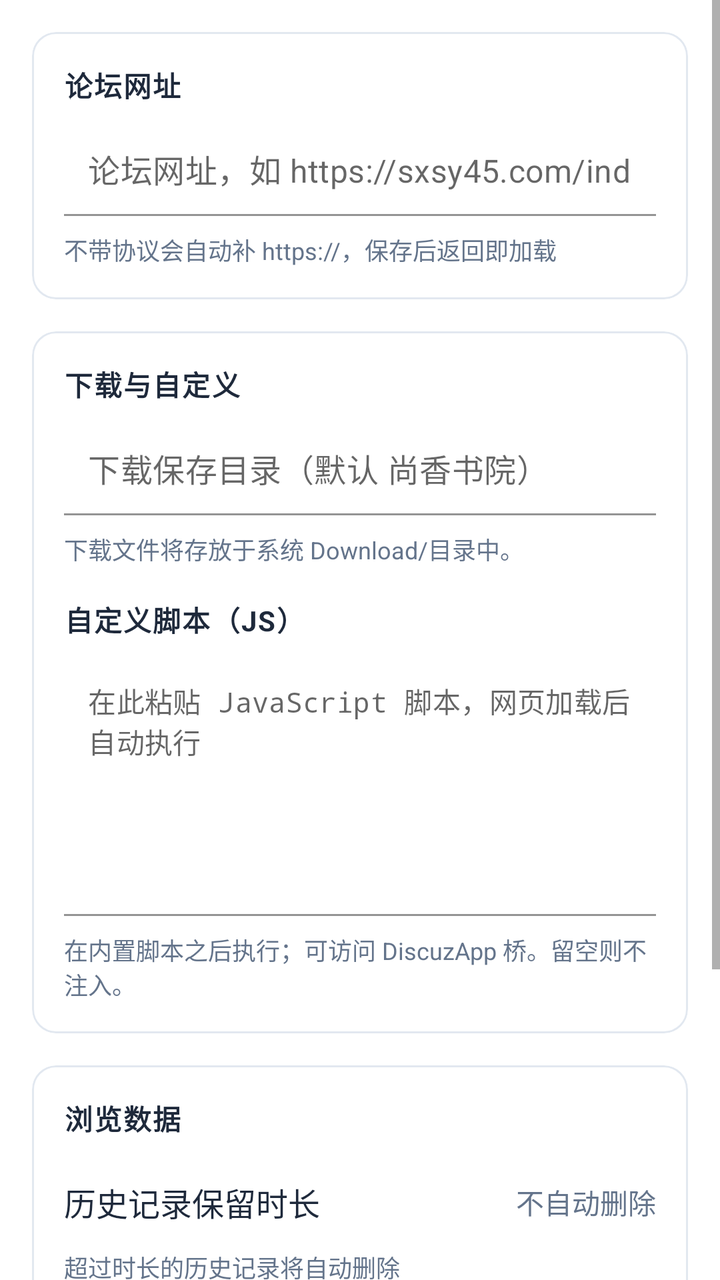
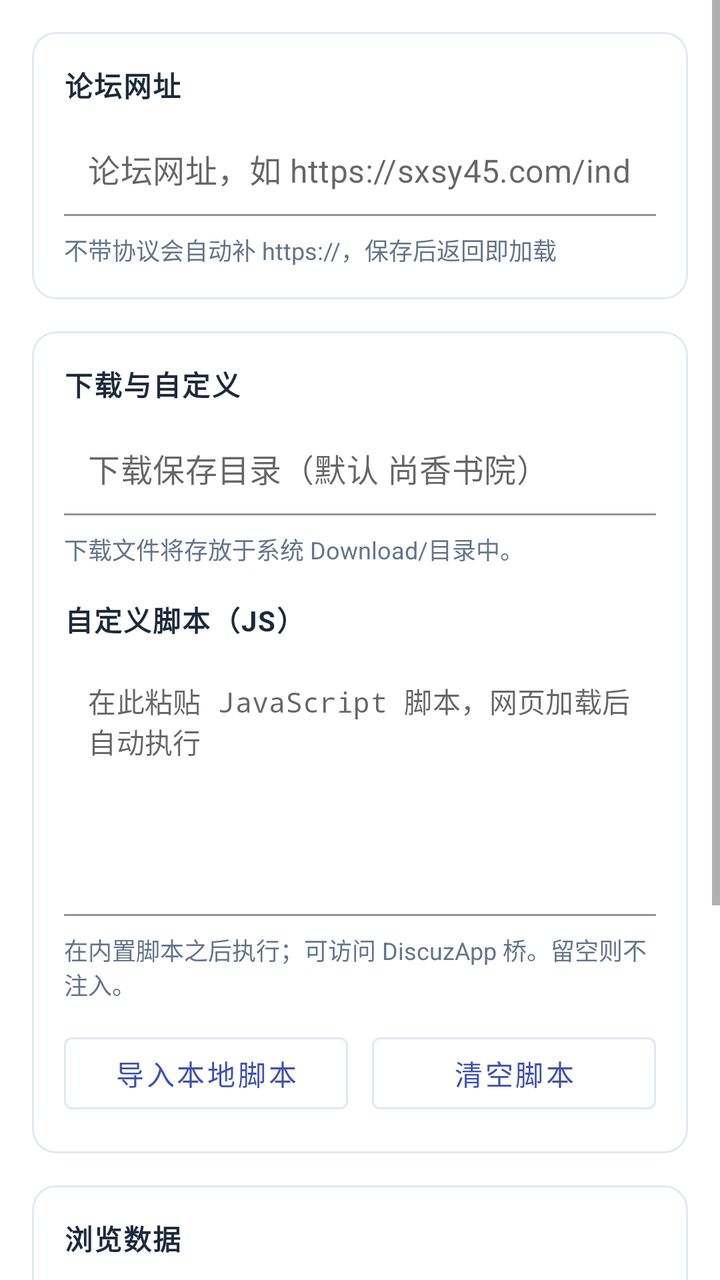

An Android layout rendered at two revisions. The XML below is the earlier revision; the diff shows what the commit changed to produce the second picture.
<!-- AndroidManifest.xml: application theme Theme.SXSYReader -->
<!-- res/layout/activity_settings.xml -->
<ScrollView xmlns:android="http://schemas.android.com/apk/res/android"
    xmlns:app="http://schemas.android.com/apk/res-auto"
    android:layout_width="match_parent"
    android:layout_height="match_parent"
    android:background="#FFFFFF"
    android:fillViewport="true">

    <LinearLayout
        android:layout_width="match_parent"
        android:layout_height="wrap_content"
        android:orientation="vertical"
        android:padding="16dp">

        <com.google.android.material.card.MaterialCardView
            android:layout_width="match_parent"
            android:layout_height="wrap_content"
            android:layout_marginBottom="16dp"
            app:cardCornerRadius="12dp"
            app:cardElevation="0dp"
            app:strokeColor="#E2E8F0"
            app:strokeWidth="1dp">

            <LinearLayout
                android:layout_width="match_parent"
                android:layout_height="wrap_content"
                android:orientation="vertical"
                android:padding="16dp">

                <TextView
                    android:layout_width="wrap_content"
                    android:layout_height="wrap_content"
                    android:text="论坛网址"
                    android:textColor="#1E293B"
                    android:textStyle="bold"
                    android:textSize="14sp"
                    android:textAllCaps="true"
                    android:letterSpacing="0.05"
                    android:layout_marginBottom="8dp"/>

                <com.google.android.material.textfield.TextInputLayout
                    android:layout_width="match_parent"
                    android:layout_height="wrap_content"
                    app:hintEnabled="false">

                    <com.google.android.material.textfield.TextInputEditText
                        android:id="@+id/etUrl"
                        android:layout_width="match_parent"
                        android:layout_height="wrap_content"
                        android:hint="论坛网址，如 https://sxsy45.com/index.php"
                        android:textColor="#1E293B"
                        android:textSize="16sp"
                        android:background="#FFFFFF"
                        android:padding="12dp"
                        android:inputType="textUri"
                        android:maxLines="1" />
                </com.google.android.material.textfield.TextInputLayout>

                <TextView
                    android:layout_width="wrap_content"
                    android:layout_height="wrap_content"
                    android:layout_marginTop="8dp"
                    android:text="不带协议会自动补 https://，保存后返回即加载"
                    android:textColor="#64748B"
                    android:textSize="12sp" />
            </LinearLayout>
        </com.google.android.material.card.MaterialCardView>

        <com.google.android.material.card.MaterialCardView
            android:layout_width="match_parent"
            android:layout_height="wrap_content"
            android:layout_marginBottom="16dp"
            app:cardCornerRadius="12dp"
            app:cardElevation="0dp"
            app:strokeColor="#E2E8F0"
            app:strokeWidth="1dp">

            <LinearLayout
                android:layout_width="match_parent"
                android:layout_height="wrap_content"
                android:orientation="vertical"
                android:padding="16dp">

                <TextView
                    android:layout_width="wrap_content"
                    android:layout_height="wrap_content"
                    android:text="下载与自定义"
                    android:textColor="#1E293B"
                    android:textStyle="bold"
                    android:textSize="14sp"
                    android:textAllCaps="true"
                    android:letterSpacing="0.05"
                    android:layout_marginBottom="8dp"/>

                <com.google.android.material.textfield.TextInputLayout
                    android:layout_width="match_parent"
                    android:layout_height="wrap_content"
                    app:hintEnabled="false">

                    <com.google.android.material.textfield.TextInputEditText
                        android:id="@+id/etDownloadDir"
                        android:layout_width="match_parent"
                        android:layout_height="wrap_content"
                        android:hint="下载保存目录（默认 尚香书院）"
                        android:textColor="#1E293B"
                        android:textSize="16sp"
                        android:background="#FFFFFF"
                        android:padding="12dp"
                        android:inputType="text"
                        android:maxLines="1" />
                </com.google.android.material.textfield.TextInputLayout>

                <TextView
                    android:layout_width="wrap_content"
                    android:layout_height="wrap_content"
                    android:layout_marginTop="8dp"
                    android:text="下载文件将存放于系统 Download/目录中。"
                    android:textColor="#64748B"
                    android:textSize="12sp" />

                <TextView
                    android:layout_width="wrap_content"
                    android:layout_height="wrap_content"
                    android:layout_marginTop="16dp"
                    android:text="自定义脚本（JS）"
                    android:textColor="#1E293B"
                    android:textStyle="bold"
                    android:textSize="14sp"
                    android:textAllCaps="true"
                    android:letterSpacing="0.05"
                    android:layout_marginBottom="8dp"/>

                <com.google.android.material.textfield.TextInputLayout
                    android:layout_width="match_parent"
                    android:layout_height="wrap_content"
                    app:hintEnabled="false">

                    <com.google.android.material.textfield.TextInputEditText
                        android:id="@+id/etCustomJs"
                        android:layout_width="match_parent"
                        android:layout_height="wrap_content"
                        android:background="#FFFFFF"
                        android:fontFamily="monospace"
                        android:gravity="top"
                        android:hint="在此粘贴 JavaScript 脚本，网页加载后自动执行"
                        android:minLines="6"
                        android:padding="12dp"
                        android:textColor="#1E293B"
                        android:textSize="14sp" />
                </com.google.android.material.textfield.TextInputLayout>

                <TextView
                    android:layout_width="wrap_content"
                    android:layout_height="wrap_content"
                    android:layout_marginTop="8dp"
                    android:text="在内置脚本之后执行；可访问 DiscuzApp 桥。留空则不注入。"
                    android:textColor="#64748B"
                    android:textSize="12sp" />
            </LinearLayout>
        </com.google.android.material.card.MaterialCardView>

        <com.google.android.material.card.MaterialCardView
            android:layout_width="match_parent"
            android:layout_height="wrap_content"
            android:layout_marginBottom="16dp"
            app:cardCornerRadius="12dp"
            app:cardElevation="0dp"
            app:strokeColor="#E2E8F0"
            app:strokeWidth="1dp">

            <LinearLayout
                android:layout_width="match_parent"
                android:layout_height="wrap_content"
                android:orientation="vertical"
                android:padding="16dp">

                <TextView
                    android:layout_width="wrap_content"
                    android:layout_height="wrap_content"
                    android:text="浏览数据"
                    android:textColor="#1E293B"
                    android:textStyle="bold"
                    android:textSize="14sp"
                    android:textAllCaps="true"
                    android:letterSpacing="0.05"
                    android:layout_marginBottom="8dp"/>

                <LinearLayout
                    android:id="@+id/retentionRow"
                    android:layout_width="match_parent"
                    android:layout_height="wrap_content"
                    android:orientation="horizontal"
                    android:gravity="center_vertical"
                    android:paddingTop="12dp"
                    android:paddingBottom="12dp"
                    android:clickable="true"
                    android:focusable="true"
                    android:background="?attr/selectableItemBackground">

                    <TextView
                        android:layout_width="0dp"
                        android:layout_height="wrap_content"
                        android:layout_weight="1"
                        android:text="历史记录保留时长"
                        android:textColor="#1E293B"
                        android:textSize="16sp" />

                    <TextView
                        android:id="@+id/tvRetention"
                        android:layout_width="wrap_content"
                        android:layout_height="wrap_content"
                        android:text="不自动删除"
                        android:textColor="#64748B"
                        android:textSize="14sp" />
                </LinearLayout>

                <TextView
                    android:layout_width="wrap_content"
                    android:layout_height="wrap_content"
                    android:layout_marginBottom="8dp"
                    android:text="超过时长的历史记录将自动删除"
                    android:textColor="#64748B"
                    android:textSize="12sp" />

                <com.google.android.material.button.MaterialButton
                    android:id="@+id/btnClearCache"
                    android:layout_width="match_parent"
                    android:layout_height="wrap_content"
                    android:text="清除缓存与浏览数据"
                    app:strokeColor="#E2E8F0"
                    style="@style/Widget.MaterialComponents.Button.OutlinedButton" />

                <TextView
                    android:layout_width="wrap_content"
                    android:layout_height="wrap_content"
                    android:layout_marginTop="8dp"
                    android:text="清空网页缓存、Cookie 与登录状态（不影响已下载的文件）"
                    android:textColor="#64748B"
                    android:textSize="12sp" />
            </LinearLayout>
        </com.google.android.material.card.MaterialCardView>

        <LinearLayout
            android:layout_width="match_parent"
            android:layout_height="wrap_content"
            android:layout_marginTop="8dp"
            android:orientation="horizontal">

            <com.google.android.material.button.MaterialButton
                android:id="@+id/btnReset"
                android:layout_width="0dp"
                android:layout_height="wrap_content"
                android:layout_weight="1"
                android:text="重置"
                app:strokeColor="#E2E8F0"
                style="@style/Widget.MaterialComponents.Button.OutlinedButton" />

            <Space
                android:layout_width="16dp"
                android:layout_height="1dp" />

            <com.google.android.material.button.MaterialButton
                android:id="@+id/btnSave"
                android:layout_width="0dp"
                android:layout_height="wrap_content"
                android:layout_weight="2"
                android:text="保存设置" />
        </LinearLayout>
    </LinearLayout>
</ScrollView>
<!-- resources referenced by this layout -->
<resources>
  <style name="Theme.SXSYReader" parent="Theme.MaterialComponents.Light.NoActionBar">
          <item name="colorPrimary">@color/primary</item>
          <item name="colorPrimaryDark">@color/primary_dark</item>
          <item name="colorAccent">@color/accent</item>
          <item name="android:statusBarColor">@color/primary_dark</item>
          <item name="android:windowBackground">@android:color/white</item>
          <item name="android:textColor">#212121</item>
          <item name="popupMenuStyle">@style/PopupMenu</item>
      </style>
  <color name="primary">#3F51B5</color>
  <color name="primary_dark">#303F9F</color>
  <color name="accent">#FF5722</color>
  <style name="PopupMenu" parent="Widget.MaterialComponents.PopupMenu">
          <item name="android:popupBackground">@android:color/white</item>
          <item name="android:textColor">#212121</item>
      </style>
</resources>

<!-- the commit's change to res/layout/activity_settings.xml (unified diff, before → after) -->
@@ -155,6 +155,35 @@
                     android:text="在内置脚本之后执行；可访问 DiscuzApp 桥。留空则不注入。"
                     android:textColor="#64748B"
                     android:textSize="12sp" />
+
+                <LinearLayout
+                    android:layout_width="match_parent"
+                    android:layout_height="wrap_content"
+                    android:layout_marginTop="12dp"
+                    android:orientation="horizontal">
+
+                    <com.google.android.material.button.MaterialButton
+                        android:id="@+id/btnImportScript"
+                        android:layout_width="0dp"
+                        android:layout_height="wrap_content"
+                        android:layout_weight="1"
+                        android:text="导入本地脚本"
+                        app:strokeColor="#E2E8F0"
+                        style="@style/Widget.MaterialComponents.Button.OutlinedButton" />
+
+                    <Space
+                        android:layout_width="12dp"
+                        android:layout_height="1dp" />
+
+                    <com.google.android.material.button.MaterialButton
+                        android:id="@+id/btnClearScript"
+                        android:layout_width="0dp"
+                        android:layout_height="wrap_content"
+                        android:layout_weight="1"
+                        android:text="清空脚本"
+                        app:strokeColor="#E2E8F0"
+                        style="@style/Widget.MaterialComponents.Button.OutlinedButton" />
+                </LinearLayout>
             </LinearLayout>
         </com.google.android.material.card.MaterialCardView>
 
